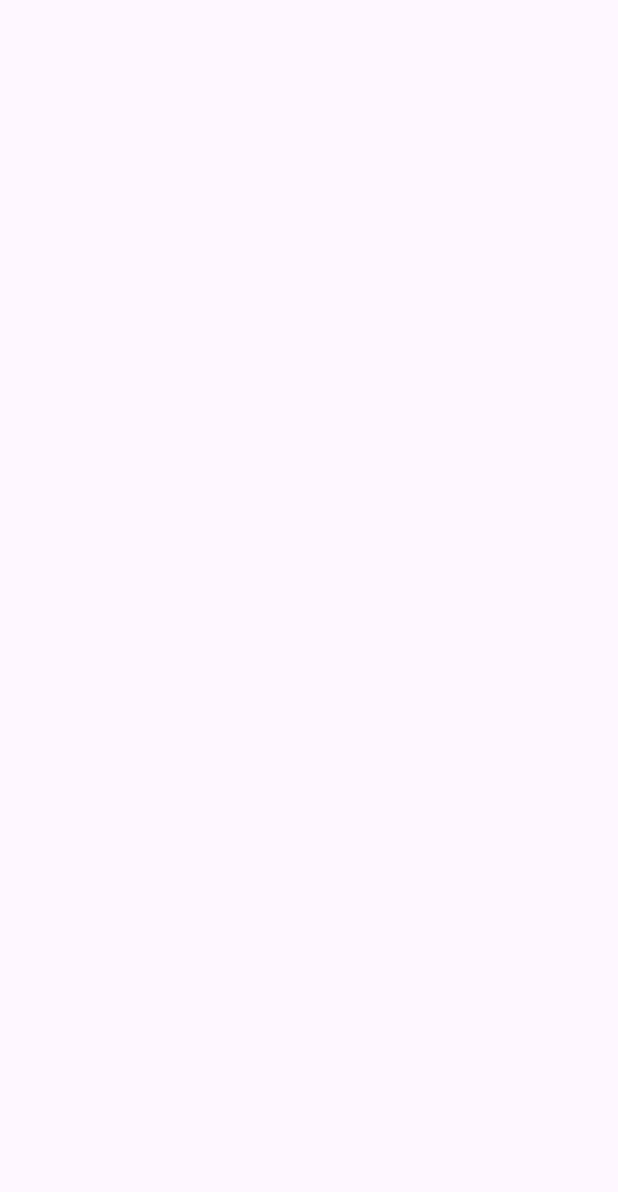
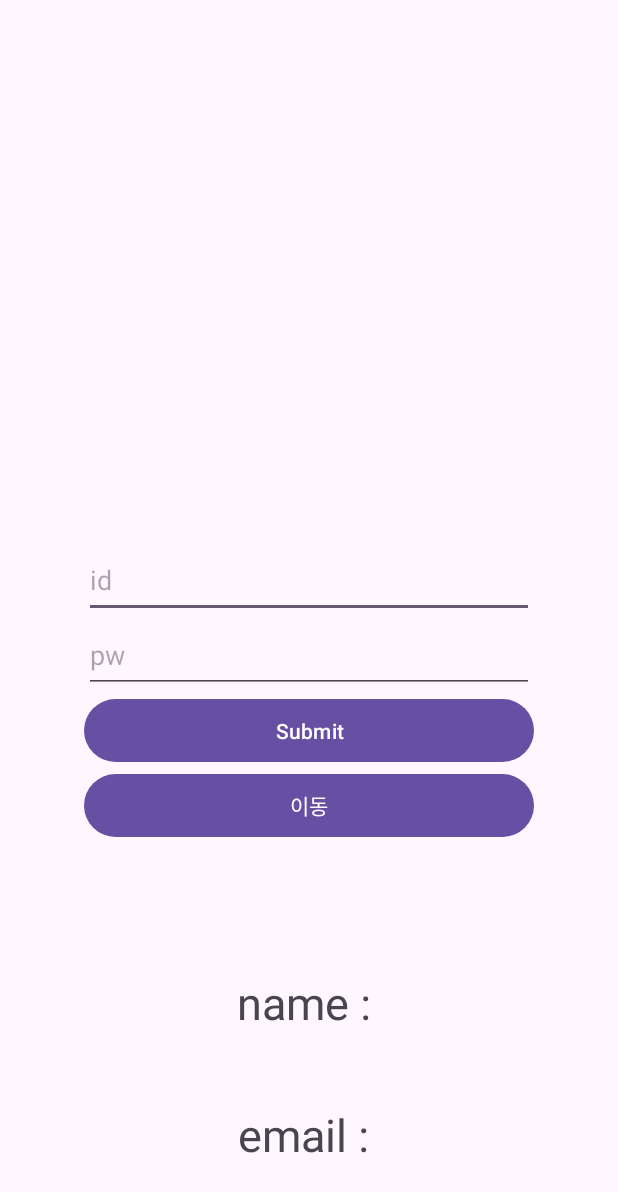
Before and after one commit to rmsp7223123/mvp, an Android app: the TestActivity screen opened directly, with no data from a screen before it, on a phone screen of 412 x 824 dp. Before the commit the part shown is empty. Shown: the top 1192 px of the screen. Run offline under Robolectric (Android 15) with nearby library versions, the phone set to English and light mode, and no system bars; our stand-ins replace Room's generated code.

Commit message:
User추가

```diff
--- a/app/src/main/AndroidManifest.xml
+++ b/app/src/main/AndroidManifest.xml
@@ -13,6 +13,9 @@
         android:theme="@style/Theme.Mvp"
         tools:targetApi="31">
         <activity
+            android:name=".UsersActivity"
+            android:exported="false" />
+        <activity
             android:name=".TestActivity"
             android:exported="false" />
         <activity
--- a/app/src/main/java/com/example/mvp/TestActivity.kt
+++ b/app/src/main/java/com/example/mvp/TestActivity.kt
@@ -2,7 +2,11 @@ package com.example.mvp
 
 import androidx.appcompat.app.AppCompatActivity
 import android.os.Bundle
+import androidx.room.Room
 import com.example.mvp.databinding.ActivityTestBinding
+import kotlinx.coroutines.Dispatchers
+import kotlinx.coroutines.GlobalScope
+import kotlinx.coroutines.launch
 
 class TestActivity : AppCompatActivity() {
 
@@ -12,5 +16,20 @@ class TestActivity : AppCompatActivity() {
         super.onCreate(savedInstanceState);
         binding = ActivityTestBinding.inflate(layoutInflater);
         setContentView(binding.root);
+
+        val db = Room.databaseBuilder(
+            applicationContext,
+            UserDatabase::class.java, "user-database"
+        ).build();
+
+        binding.buttonSubmit.setOnClickListener {
+            val id = binding.nameInput.text.toString();
+            val pw = binding.emailInput.text.toString();
+
+            GlobalScope.launch(Dispatchers.IO) {
+                val user = User(0, id, pw);
+                db.userDao().insertUser(user);
+            };
+        };
     }
 }
--- a/app/src/main/java/com/example/mvp/User.kt
+++ b/app/src/main/java/com/example/mvp/User.kt
@@ -2,12 +2,12 @@ package com.example.mvp
 
 import androidx.room.Entity
 import androidx.room.PrimaryKey
+import java.io.Serializable
 
 @Entity(tableName = "user")
 data class User(
     @PrimaryKey(autoGenerate = true)
     val id: Int,
     val user_id: String,
-    val user_pw: String,
-    val user_name: String
-)
+    val user_pw: String
+) : Serializable
--- /dev/null
+++ b/app/src/main/java/com/example/mvp/UserDao.kt
@@ -0,0 +1,16 @@
+package com.example.mvp
+
+import androidx.room.Dao
+import androidx.room.Insert
+import androidx.room.Query
+
+@Dao
+interface UserDao {
+
+    @Insert
+    suspend fun insertUser(user: User)
+
+    @Query("SELECT * FROM user")
+    suspend fun getAllUsers(): List<User>
+
+}
--- /dev/null
+++ b/app/src/main/java/com/example/mvp/UserDatabase.kt
@@ -0,0 +1,11 @@
+package com.example.mvp
+
+import android.content.Context
+import androidx.room.Database
+import androidx.room.Room
+import androidx.room.RoomDatabase
+
+@Database(entities = [User::class], version = 1)
+abstract class UserDatabase : RoomDatabase() {
+    abstract fun userDao(): UserDao;
+}
--- a/app/src/main/res/layout/activity_test.xml
+++ b/app/src/main/res/layout/activity_test.xml
@@ -6,4 +6,69 @@
     android:layout_height="match_parent"
     tools:context=".TestActivity">
 
+    <EditText
+        android:id="@+id/name_input"
+        android:layout_width="300dp"
+        android:layout_height="50dp"
+        android:hint="id"
+        app:layout_constraintBottom_toTopOf="@id/email_input"
+        app:layout_constraintLeft_toLeftOf="parent"
+        app:layout_constraintRight_toRightOf="parent"
+        app:layout_constraintTop_toTopOf="parent"
+        app:layout_constraintVertical_chainStyle="packed">
+    </EditText>
+
+    <EditText
+        android:id="@+id/email_input"
+        android:layout_width="300dp"
+        android:layout_height="50dp"
+        android:hint="pw"
+        app:layout_constraintBottom_toBottomOf="parent"
+        app:layout_constraintLeft_toLeftOf="parent"
+        app:layout_constraintRight_toRightOf="parent"
+        app:layout_constraintTop_toBottomOf="@id/name_input">
+    </EditText>
+
+    <Button
+        android:id="@+id/button_submit"
+        android:layout_width="300dp"
+        android:layout_height="50dp"
+        android:text="Submit"
+        app:layout_constraintLeft_toLeftOf="parent"
+        app:layout_constraintRight_toRightOf="parent"
+        app:layout_constraintTop_toBottomOf="@id/email_input">
+    </Button>
+
+    <Button
+        android:layout_width="300dp"
+        android:layout_height="50dp"
+        app:layout_constraintLeft_toLeftOf="parent"
+        app:layout_constraintRight_toRightOf="parent"
+        app:layout_constraintTop_toBottomOf="@id/button_submit"
+        android:text="이동"
+        android:id="@+id/btn_move"
+        />
+
+    <TextView
+        android:id="@+id/name_output"
+        android:layout_width="wrap_content"
+        android:layout_height="wrap_content"
+        android:text="name : "
+        android:textSize="30sp"
+        app:layout_constraintBottom_toBottomOf="parent"
+        app:layout_constraintLeft_toLeftOf="parent"
+        app:layout_constraintRight_toRightOf="parent"
+        app:layout_constraintTop_toBottomOf="@id/button_submit"/>
+
+    <TextView
+        android:id="@+id/email_output"
+        android:layout_width="wrap_content"
+        android:layout_height="wrap_content"
+        android:text="email : "
+        android:textSize="30sp"
+        app:layout_constraintBottom_toBottomOf="parent"
+        app:layout_constraintLeft_toLeftOf="parent"
+        app:layout_constraintRight_toRightOf="parent"
+        app:layout_constraintTop_toBottomOf="@id/name_output"/>
+
 </androidx.constraintlayout.widget.ConstraintLayout>
```
Also changed, not shown: app/src/main/java/com/example/mvp/UserContract.kt (added, +13 -0 lines), app/src/main/java/com/example/mvp/UserPresenter.kt (added, +31 -0 lines), app/src/main/java/com/example/mvp/UserRepository.kt (added, +22 -0 lines), app/src/main/java/com/example/mvp/UsersActivity.kt (added, +11 -0 lines), app/src/main/res/layout/activity_users.xml (added, +9 -0 lines).
